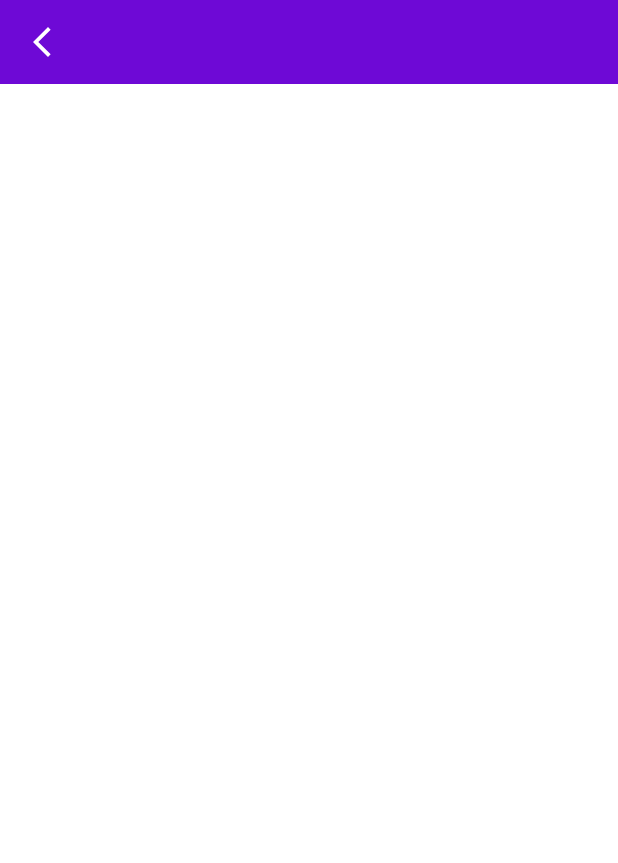
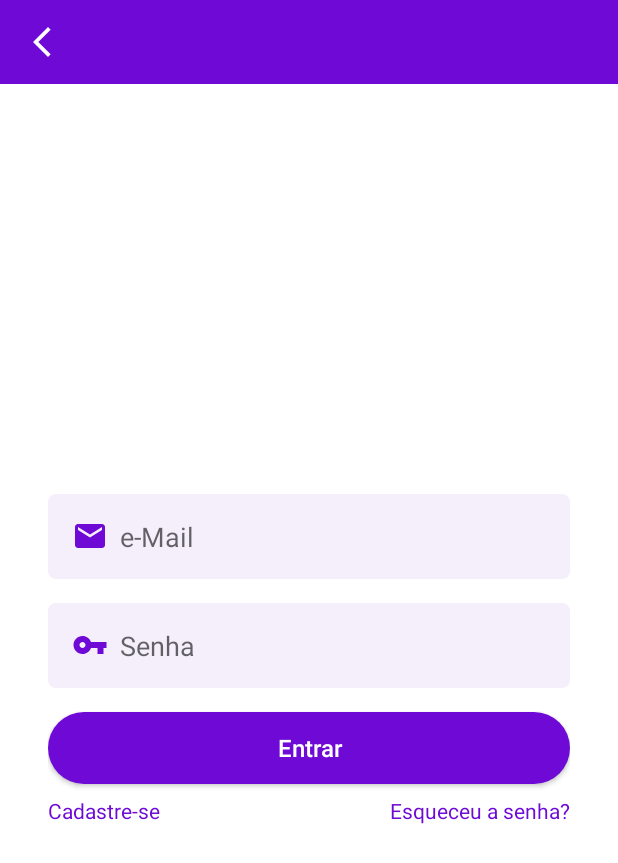
Before and after one commit to estelson/OLXClone, an Android app: the screen it shows after launch (LoginActivity), on a phone screen of 412 x 824 dp. Shown: the top 863 px of the screen. Run offline under Robolectric (Android 15) with nearby library versions, the phone set to English and light mode, and no system bars.

Commit message:
152. Criando Layout Tela de Login do App

```diff
--- /dev/null
+++ b/app/src/main/res/drawable/bg_btn.xml
@@ -0,0 +1,8 @@
+<?xml version="1.0" encoding="utf-8"?>
+<shape xmlns:android="http://schemas.android.com/apk/res/android">
+
+    <solid android:color="@color/cor_roxa"/>
+
+    <corners android:radius="100in"/>
+
+</shape>
--- /dev/null
+++ b/app/src/main/res/drawable/bg_edt.xml
@@ -0,0 +1,8 @@
+<?xml version="1.0" encoding="utf-8"?>
+<shape xmlns:android="http://schemas.android.com/apk/res/android">
+
+    <solid android:color="#f5EFFC"/>
+
+    <corners android:radius="5dp"/>
+
+</shape>
--- a/app/src/main/res/layout/activity_login.xml
+++ b/app/src/main/res/layout/activity_login.xml
@@ -7,9 +7,93 @@
     tools:context=".LoginActivity">
 
     <include
+        android:id="@+id/include"
         layout="@layout/toolbar"
         app:layout_constraintEnd_toEndOf="parent"
         app:layout_constraintStart_toStartOf="parent"
         app:layout_constraintTop_toTopOf="parent" />
 
+    <ScrollView
+        android:layout_width="match_parent"
+        android:layout_height="0dp"
+        android:fillViewport="true"
+        app:layout_constraintBottom_toBottomOf="parent"
+        app:layout_constraintEnd_toEndOf="parent"
+        app:layout_constraintStart_toStartOf="parent"
+        app:layout_constraintTop_toBottomOf="@+id/include">
+
+        <LinearLayout
+            android:layout_width="match_parent"
+            android:layout_height="wrap_content"
+            android:paddingStart="32dp"
+            android:paddingEnd="32dp"
+            android:gravity="center"
+            android:orientation="vertical">
+
+            <EditText
+                android:id="@+id/edt_email"
+                android:layout_width="match_parent"
+                android:layout_height="wrap_content"
+                android:drawableStart="@drawable/ic_email"
+                android:drawablePadding="8dp"
+                android:background="@drawable/bg_edt"
+                android:padding="16dp"
+                android:hint="e-Mail"/>
+
+            <EditText
+                android:id="@+id/edt_senha"
+                android:layout_width="match_parent"
+                android:layout_height="wrap_content"
+                android:drawableStart="@drawable/ic_senha"
+                android:drawablePadding="8dp"
+                android:background="@drawable/bg_edt"
+                android:padding="16dp"
+                android:layout_marginTop="16dp"
+                android:hint="Senha"/>
+
+            <android.widget.Button
+                android:layout_width="match_parent"
+                android:layout_height="wrap_content"
+                android:background="@drawable/bg_btn"
+                android:layout_marginTop="16dp"
+                android:text="Entrar"
+                android:textSize="16dp"
+                android:textColor="@android:color/white"
+                android:textAllCaps="false" />
+
+            <LinearLayout
+                android:layout_width="match_parent"
+                android:layout_height="wrap_content"
+                android:layout_marginTop="8dp"
+                android:orientation="horizontal">
+
+                <TextView
+                    android:id="@+id/text_cadastrar"
+                    android:layout_width="match_parent"
+                    android:layout_height="wrap_content"
+                    android:layout_weight="1"
+                    android:text="Cadastre-se"
+                    android:textColor="@color/cor_roxa"/>
+
+                <TextView
+                    android:id="@+id/text_recuperar_senha"
+                    android:layout_width="match_parent"
+                    android:layout_height="wrap_content"
+                    android:layout_weight="1"
+                    android:textAlignment="textEnd"
+                    android:text="Esqueceu a senha?"
+                    android:textColor="@color/cor_roxa"/>
+            </LinearLayout>
+
+            <ProgressBar
+                android:id="@+id/progressBar"
+                android:layout_width="wrap_content"
+                android:layout_height="wrap_content"
+                android:visibility="gone"
+                tools:visibility="visible"
+                android:theme="@style/ProgressBar"/>
+        </LinearLayout>
+
+    </ScrollView>
+
 </androidx.constraintlayout.widget.ConstraintLayout>
--- a/app/src/main/res/values/themes.xml
+++ b/app/src/main/res/values/themes.xml
@@ -14,4 +14,8 @@
         <item name="android:statusBarColor" tools:targetApi="l">?attr/colorPrimaryVariant</item>
         <!-- Customize your theme here. -->
     </style>
+
+    <style name="ProgressBar" parent="Theme.OLXClone">
+        <item name="colorAccent">@color/cor_roxa</item>
+    </style>
 </resources>
```
